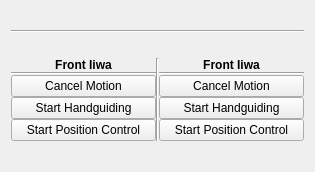
PuzeLiu/iiwas_core, file iiwas_rqt/resource/IiwasManager.ui: the form before one commit.
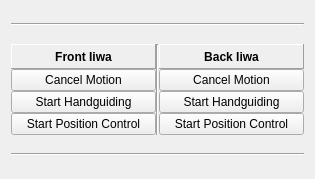
The form after the commit.

Commit message:
Minor updates of iiwas_rqt
- minor updates on the UI

Diff of the .ui file:
```diff
--- a/iiwas_rqt/resource/IiwasManager.ui
+++ b/iiwas_rqt/resource/IiwasManager.ui
@@ -7,9 +7,15 @@
     <x>0</x>
     <y>0</y>
     <width>315</width>
-    <height>172</height>
+    <height>179</height>
    </rect>
   </property>
+  <property name="sizePolicy">
+   <sizepolicy hsizetype="Preferred" vsizetype="Fixed">
+    <horstretch>0</horstretch>
+    <verstretch>0</verstretch>
+   </sizepolicy>
+  </property>
   <property name="windowTitle">
    <string>Iiwas Manager</string>
   </property>
@@ -43,13 +49,31 @@
        <item>
         <widget class="QLabel" name="front_label">
          <property name="sizePolicy">
-          <sizepolicy hsizetype="Minimum" vsizetype="Fixed">
+          <sizepolicy hsizetype="Preferred" vsizetype="Fixed">
            <horstretch>0</horstretch>
            <verstretch>0</verstretch>
           </sizepolicy>
          </property>
+         <property name="minimumSize">
+          <size>
+           <width>0</width>
+           <height>25</height>
+          </size>
+         </property>
+         <property name="font">
+          <font>
+           <weight>75</weight>
+           <bold>true</bold>
+          </font>
+         </property>
          <property name="styleSheet">
-          <string>font-weight: bold</string>
+          <string notr="true"/>
+         </property>
+         <property name="frameShape">
+          <enum>QFrame::Panel</enum>
+         </property>
+         <property name="frameShadow">
+          <enum>QFrame::Raised</enum>
          </property>
          <property name="text">
           <string>Front Iiwa</string>
@@ -59,13 +83,6 @@
          </property>
         </widget>
        </item>
-       <item>
-        <widget class="Line" name="hline">
-         <property name="orientation">
-          <enum>Qt::Horizontal</enum>
-         </property>
-        </widget>
-       </item>
        <item>
         <widget class="QPushButton" name="cancel_f">
          <property name="text">
@@ -99,31 +116,39 @@
      <item>
       <layout class="QVBoxLayout" name="iiwasBackLayout">
        <item>
-        <widget class="QLabel" name="front_label">
+        <widget class="QLabel" name="label_2">
          <property name="sizePolicy">
-          <sizepolicy hsizetype="Minimum" vsizetype="Fixed">
+          <sizepolicy hsizetype="Preferred" vsizetype="Fixed">
            <horstretch>0</horstretch>
            <verstretch>0</verstretch>
           </sizepolicy>
          </property>
-         <property name="styleSheet">
-          <string>font-weight: bold</string>
+         <property name="minimumSize">
+          <size>
+           <width>0</width>
+           <height>25</height>
+          </size>
+         </property>
+         <property name="font">
+          <font>
+           <weight>75</weight>
+           <bold>true</bold>
+          </font>
+         </property>
+         <property name="frameShape">
+          <enum>QFrame::Panel</enum>
+         </property>
+         <property name="frameShadow">
+          <enum>QFrame::Raised</enum>
          </property>
          <property name="text">
-          <string>Front Iiwa</string>
+          <string>Back Iiwa</string>
          </property>
          <property name="alignment">
           <set>Qt::AlignCenter</set>
          </property>
         </widget>
        </item>
-       <item>
-        <widget class="Line" name="hline">
-         <property name="orientation">
-          <enum>Qt::Horizontal</enum>
-         </property>
-        </widget>
-       </item>
        <item>
         <widget class="QPushButton" name="cancel_b">
          <property name="text">
@@ -140,6 +165,12 @@
        </item>
        <item>
         <widget class="QPushButton" name="position_b">
+         <property name="minimumSize">
+          <size>
+           <width>0</width>
+           <height>0</height>
+          </size>
+         </property>
          <property name="text">
           <string>Start Position Control</string>
          </property>
@@ -149,6 +180,13 @@
      </item>
     </layout>
    </item>
+   <item>
+    <widget class="Line" name="line_2">
+     <property name="orientation">
+      <enum>Qt::Horizontal</enum>
+     </property>
+    </widget>
+   </item>
   </layout>
  </widget>
  <resources/>
```
Left out of the diff: 2 changed lines with no effect on the pictures. The commit also changes 1 other file.
